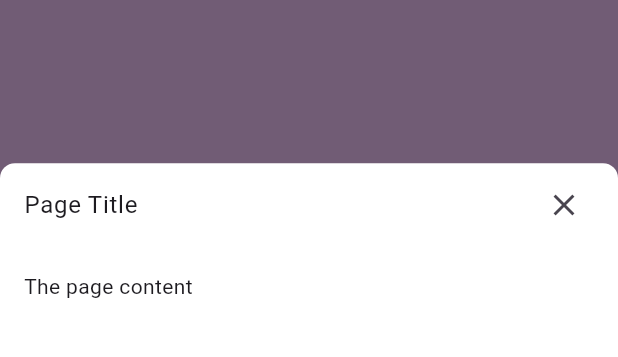
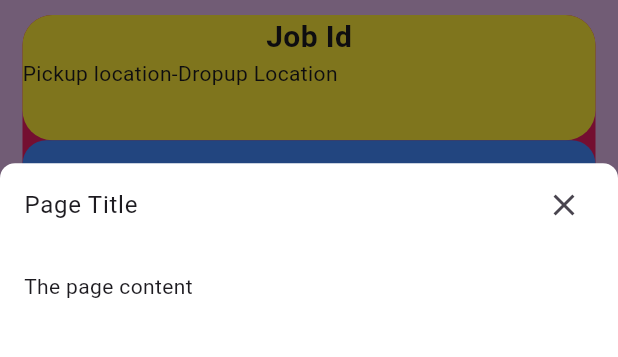
Before and after one commit to Mugilangwa/logsync, a Flutter app: the DriverHome screen opened by its route, after a tap on the "notifications" icon, on a phone screen of 412 x 824 dp, the part 84-441 px from its top. Run offline on Flutter 3.47's test engine with Material 3 defaults, Android fonts, the light colour scheme and no system bars; our stand-ins replace go_router.

Commit message:
creation of some model and contoller 2

```diff
--- a/lib/views/Drivers/home.dart
+++ b/lib/views/Drivers/home.dart
@@ -72,9 +72,8 @@ class _DriverHomeState extends State<DriverHome>{
 body: IndexedStack(
   index: _selectedIndex,
   children: <Widget>[
-    //  DriverHomePage(),
-     const Center(child: Text('jobs',style: TextStyle(fontSize: 20,fontWeight: FontWeight.bold),),),
-     const Center(child: Text('jobs',style: TextStyle(fontSize: 20,fontWeight: FontWeight.bold),),),
+   DriverHomePage(),
+          const Center(child: Text('jobs',style: TextStyle(fontSize: 20,fontWeight: FontWeight.bold),),),
       const Center(child: Text('profile',style: TextStyle(fontSize: 20,fontWeight: FontWeight.bold),),)
   ],
 ),
--- a/lib/views/Drivers/homepage.dart
+++ b/lib/views/Drivers/homepage.dart
@@ -77,6 +77,7 @@ class DriverHomePage extends StatelessWidget {
                             mainAxisSize: MainAxisSize.min,
                             children: [
                               FloatingActionButton(
+                                heroTag: 'call',
                                 mini: true,
                                 onPressed: () {
 
@@ -125,6 +126,7 @@ class DriverHomePage extends StatelessWidget {
                               ),
                               const SizedBox(width: 10),
                               FloatingActionButton(
+                                heroTag:'info',
                                 mini: true,
                                 onPressed: () {
 
@@ -173,6 +175,7 @@ class DriverHomePage extends StatelessWidget {
                               ),
                               const SizedBox(width: 10),
                               FloatingActionButton(
+                               heroTag:'message',
                                 mini: true,
                                 onPressed: () {
 
--- a/lib/views/account/customerregistration.dart
+++ b/lib/views/account/customerregistration.dart
@@ -6,16 +6,16 @@ import 'package:logisync_mobile/views/customer/current.dart';
 // ignore: must_be_immutable
 
 class CustomerRegistation extends StatefulWidget{
-  CustomerRegistation({super.key});
+  const CustomerRegistation({super.key});
 
   @override
+  // ignore: library_private_types_in_public_api
   _CustomerRegistationState createState() => _CustomerRegistationState();
 
 }
 class _CustomerRegistationState extends State<CustomerRegistation> {
   final _registerFormKey = GlobalKey<FormState>();
-  final _banklist = TextEditingController();
-  final _fullName = TextEditingController();
+   final _fullName = TextEditingController();
   final _email = TextEditingController();
   final _bankaccountnumber = TextEditingController();
   final _bankaccountholder  = TextEditingController();
```
